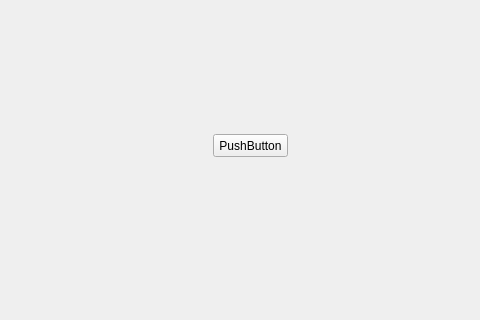
santiagopr123/Proyecto-Final, file Codigo/VideoJuegoInfo/menu.ui: the form before one commit; both pictures show x 97 to 577 and y 116 to 436 of the 800 by 600 pixel window.
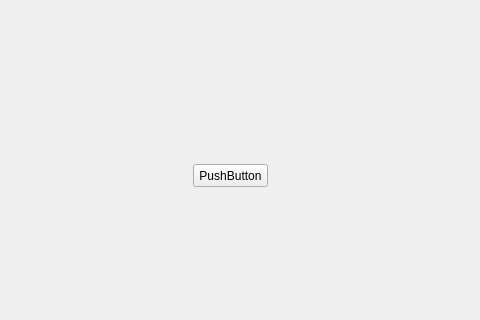
The form after the commit.

The edit to the form file:
```diff
--- a/Codigo/VideoJuegoInfo/menu.ui
+++ b/Codigo/VideoJuegoInfo/menu.ui
@@ -17,18 +17,12 @@
    <widget class="QPushButton" name="pushButton">
     <property name="geometry">
      <rect>
-      <x>310</x>
-      <y>250</y>
+      <x>290</x>
+      <y>280</y>
       <width>75</width>
       <height>23</height>
      </rect>
     </property>
-    <property name="maximumSize">
-     <size>
-      <width>100</width>
-      <height>50</height>
-     </size>
-    </property>
     <property name="text">
      <string>PushButton</string>
     </property>
```
